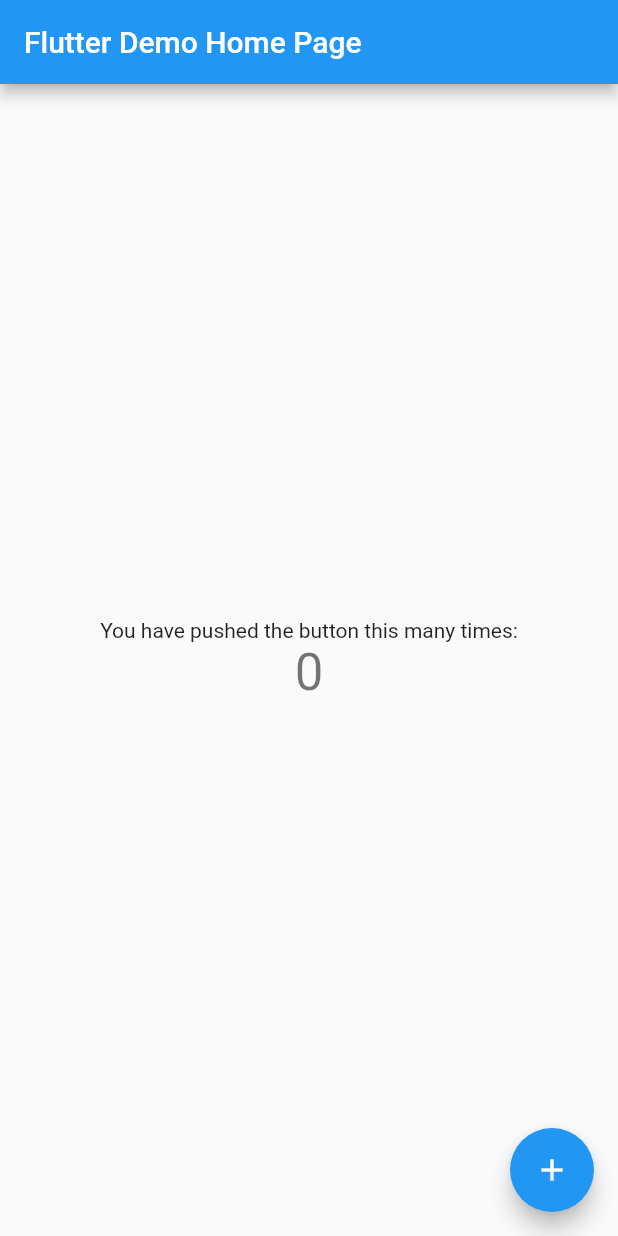
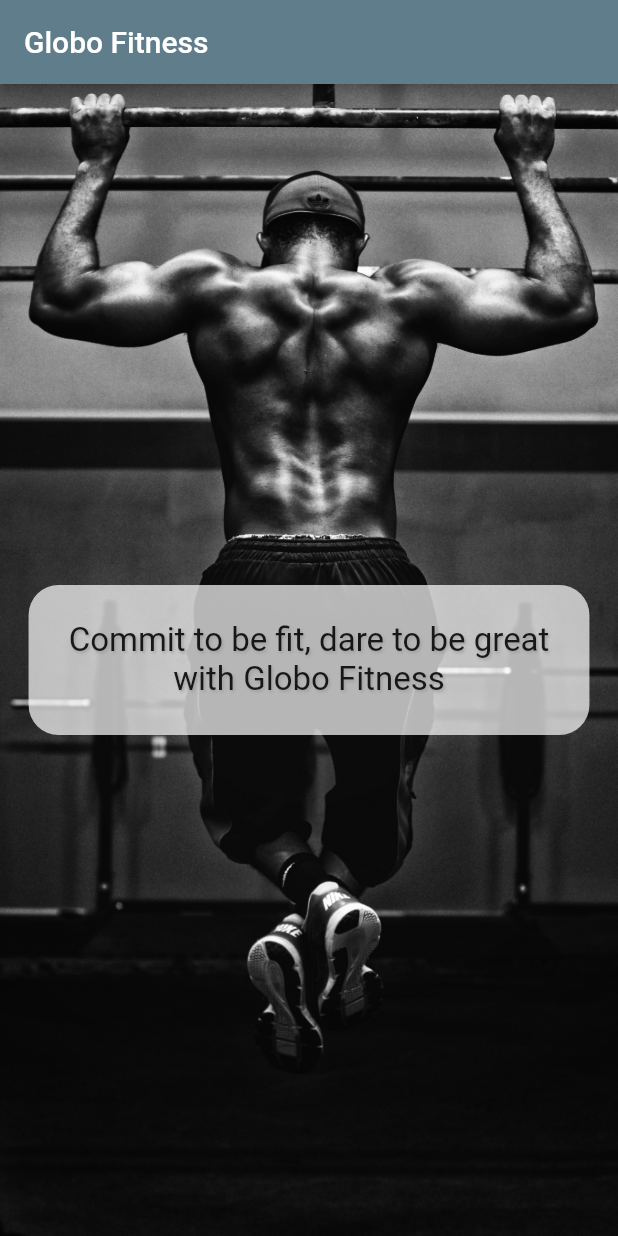
Before and after one commit to simsekahmett/helloflutter, a Flutter app: the screen it shows after launch, on a phone screen of 412 x 824 dp. Run offline on Flutter 3.47's test engine with Material 2 defaults, Android fonts, the phone set to English and light mode, and no system bars.

Commit message:
sample app commit with UI changes

```diff
--- a/lib/main.dart
+++ b/lib/main.dart
@@ -1,115 +1,16 @@
 import 'package:flutter/material.dart';
+import 'package:helloflutter/screens/intro_screen.dart';
 
 void main() {
-  runApp(const MyApp());
+  runApp(GlobeApp());
 }
 
-class MyApp extends StatelessWidget {
-  const MyApp({Key? key}) : super(key: key);
+class GlobeApp extends StatelessWidget {
+  const GlobeApp({Key? key}) : super(key: key);
 
-  // This widget is the root of your application.
   @override
   Widget build(BuildContext context) {
     return MaterialApp(
-      title: 'Flutter Demo',
-      theme: ThemeData(
-        // This is the theme of your application.
-        //
-        // Try running your application with "flutter run". You'll see the
-        // application has a blue toolbar. Then, without quitting the app, try
-        // changing the primarySwatch below to Colors.green and then invoke
-        // "hot reload" (press "r" in the console where you ran "flutter run",
-        // or simply save your changes to "hot reload" in a Flutter IDE).
-        // Notice that the counter didn't reset back to zero; the application
-        // is not restarted.
-        primarySwatch: Colors.blue,
-      ),
-      home: const MyHomePage(title: 'Flutter Demo Home Page'),
-    );
+        theme: ThemeData(primarySwatch: Colors.blueGrey), home: IntroScreen());
   }
 }
-
-class MyHomePage extends StatefulWidget {
-  const MyHomePage({Key? key, required this.title}) : super(key: key);
-
-  // This widget is the home page of your application. It is stateful, meaning
-  // that it has a State object (defined below) that contains fields that affect
-  // how it looks.
-
-  // This class is the configuration for the state. It holds the values (in this
-  // case the title) provided by the parent (in this case the App widget) and
-  // used by the build method of the State. Fields in a Widget subclass are
-  // always marked "final".
-
-  final String title;
-
-  @override
-  State<MyHomePage> createState() => _MyHomePageState();
-}
-
-class _MyHomePageState extends State<MyHomePage> {
-  int _counter = 0;
-
-  void _incrementCounter() {
-    setState(() {
-      // This call to setState tells the Flutter framework that something has
-      // changed in this State, which causes it to rerun the build method below
-      // so that the display can reflect the updated values. If we changed
-      // _counter without calling setState(), then the build method would not be
-      // called again, and so nothing would appear to happen.
-      _counter++;
-    });
-  }
-
-  @override
-  Widget build(BuildContext context) {
-    // This method is rerun every time setState is called, for instance as done
-    // by the _incrementCounter method above.
-    //
-    // The Flutter framework has been optimized to make rerunning build methods
-    // fast, so that you can just rebuild anything that needs updating rather
-    // than having to individually change instances of widgets.
-    return Scaffold(
-      appBar: AppBar(
-        // Here we take the value from the MyHomePage object that was created by
-        // the App.build method, and use it to set our appbar title.
-        title: Text(widget.title),
-      ),
-      body: Center(
-        // Center is a layout widget. It takes a single child and positions it
-        // in the middle of the parent.
-        child: Column(
-          // Column is also a layout widget. It takes a list of children and
-          // arranges them vertically. By default, it sizes itself to fit its
-          // children horizontally, and tries to be as tall as its parent.
-          //
-          // Invoke "debug painting" (press "p" in the console, choose the
-          // "Toggle Debug Paint" action from the Flutter Inspector in Android
-          // Studio, or the "Toggle Debug Paint" command in Visual Studio Code)
-          // to see the wireframe for each widget.
-          //
-          // Column has various properties to control how it sizes itself and
-          // how it positions its children. Here we use mainAxisAlignment to
-          // center the children vertically; the main axis here is the vertical
-          // axis because Columns are vertical (the cross axis would be
-          // horizontal).
-          mainAxisAlignment: MainAxisAlignment.center,
-          children: <Widget>[
-            const Text(
-              'You have pushed the button this many times:',
-            ),
-            Text(
-              '$_counter',
-              style: Theme.of(context).textTheme.headline4,
-            ),
-          ],
-        ),
-      ),
-      floatingActionButton: FloatingActionButton(
-        onPressed: _incrementCounter,
-        tooltip: 'Increment',
-        child: const Icon(Icons.add),
-      ), // This trailing comma makes auto-formatting nicer for build methods.
-    );
-  }
-}
--- /dev/null
+++ b/lib/screens/intro_screen.dart
@@ -0,0 +1,35 @@
+import 'package:flutter/material.dart';
+
+class IntroScreen extends StatelessWidget {
+  const IntroScreen({Key? key}) : super(key: key);
+
+  @override
+  Widget build(BuildContext context) {
+    return Scaffold(
+        appBar: AppBar(title: Text('Globo Fitness')),
+        body: Container(
+          decoration: BoxDecoration(
+              image: DecorationImage(
+                  image: AssetImage('assets/background.jpg'),
+                  fit: BoxFit.cover)),
+          child: Center(
+              child: Container(
+            padding: EdgeInsets.all(24),
+            decoration: BoxDecoration(
+              borderRadius: BorderRadius.all(Radius.circular(20)),
+              color: Colors.white70,
+            ),
+            child: Text(
+              'Commit to be fit, dare to be great \nwith Globo Fitness',
+              textAlign: TextAlign.center,
+              style: TextStyle(fontSize: 22, shadows: [
+                Shadow(
+                    offset: Offset(1.0, 1.0),
+                    blurRadius: 2.0,
+                    color: Colors.grey)
+              ]),
+            ),
+          )),
+        ));
+  }
+}
```
Also changed, not shown: pubspec.yaml (+3 -5 lines), assets/background.jpg (added).
